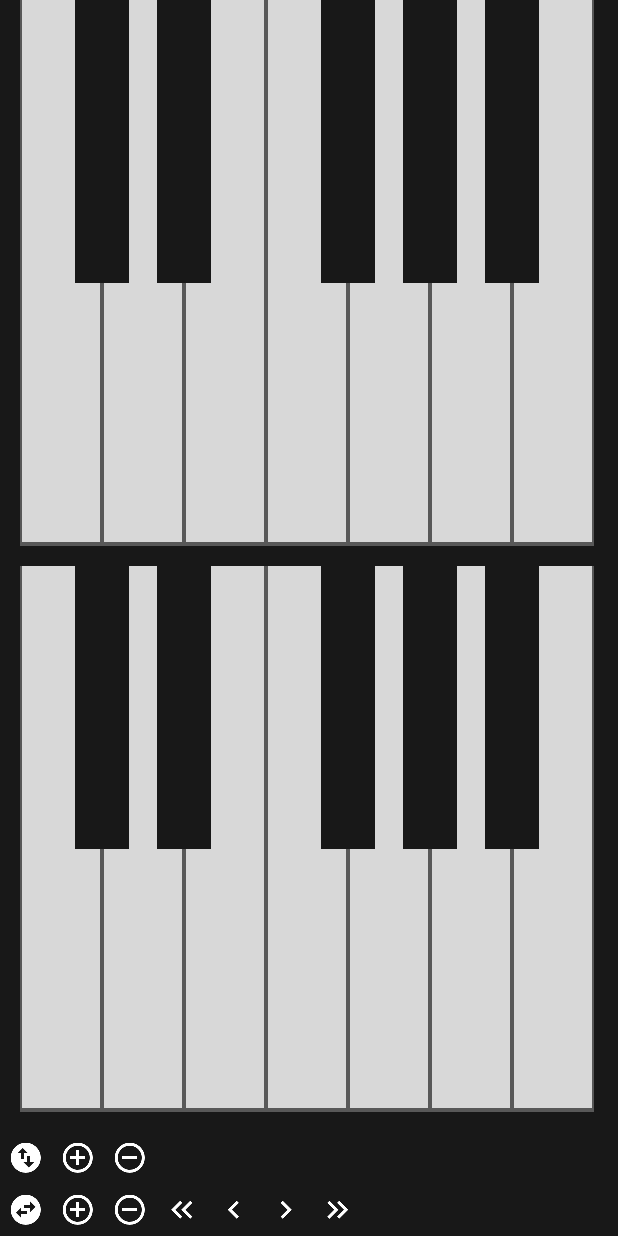
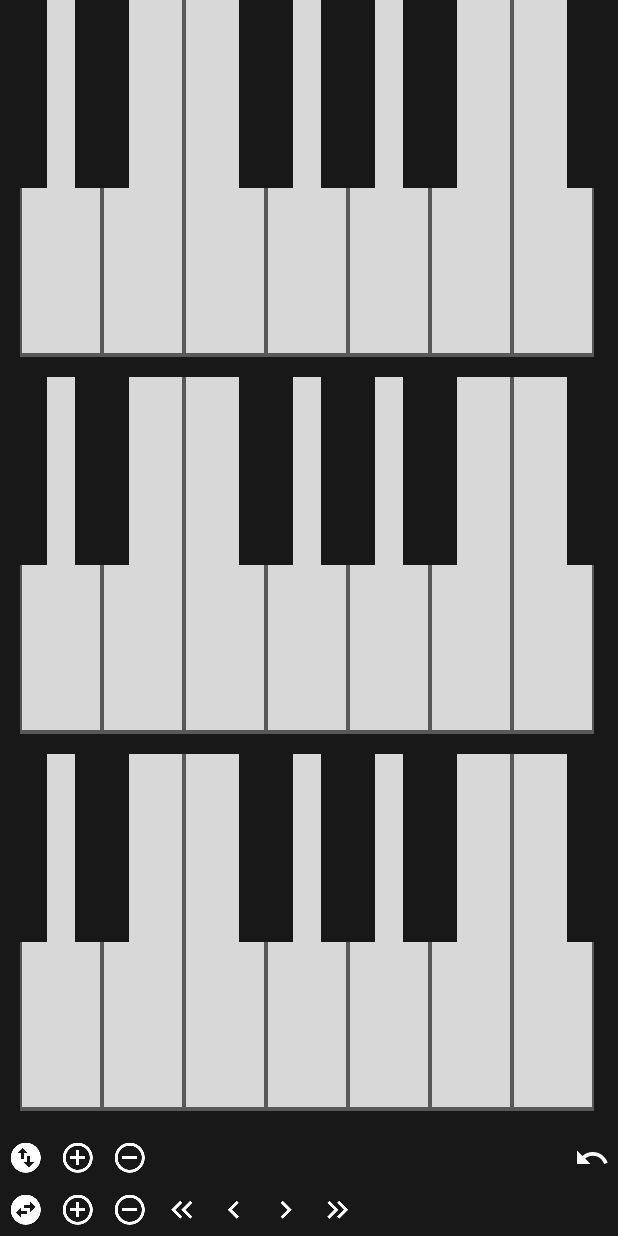
Before and after one commit to tckmn/semitone, an Android app: the layout piano.xml on its own in the app's theme, with its tools: preview values and no code run, on a phone screen of 412 x 824 dp. Run offline under Robolectric (Android 15) with nearby library versions, the phone set to English and light mode, and no system bars.

Commit message:
Piano view stores configuration
. number of rows, keys and pitch stored in and retrieved from SharedPreferences
. added button to reset view to default values

(cherry picked from commit 806fd519924f062dd99aa5e490cc035a727b77a5)

```diff
--- a/src/main/java/mn.tck.semitone/PianoFragment.java
+++ b/src/main/java/mn.tck.semitone/PianoFragment.java
@@ -93,6 +93,11 @@
                 piano.updateParams(true);
             }
         });
+        view.findViewById(R.id.reset_view).setOnClickListener(new View.OnClickListener() {
+            @Override public void onClick(View v) {
+                piano.setDefaults();
+            }
+        });
 
         onSettingsChanged();
     }
--- a/src/main/java/mn.tck.semitone/PianoView.java
+++ b/src/main/java/mn.tck.semitone/PianoView.java
@@ -19,8 +19,10 @@
 package mn.tck.semitone;
 
 import android.content.Context;
+import android.content.SharedPreferences;
 import android.graphics.Canvas;
 import android.graphics.Paint;
+import android.support.v7.preference.PreferenceManager;
 import android.util.AttributeSet;
 import android.view.MotionEvent;
 import android.view.View;
@@ -29,6 +31,15 @@
 import java.util.HashMap;
 
 public class PianoView extends View {
+
+    private final static String PREF_ROWS = "rows";
+    private final static String PREF_KEYS = "keys";
+    private final static String PREF_PITCH = "pitch";
+
+    private final static int PREF_ROWS_DEFAULT = 2;
+    private final static int PREF_KEYS_DEFAULT = 7;
+    private final static int PREF_PITCH_DEFAULT = 28;
+
 
     public int rows, keys, pitch;
     int whiteWidth, whiteHeight, blackWidth, blackHeight;
@@ -48,9 +59,12 @@
     public PianoView(Context context, AttributeSet attrs) {
         super(context, attrs);
 
-        rows = 2;
-        keys = 7;
-        pitch = 28;
+        // get parameters from preferences (or use default values)
+        SharedPreferences sp = PreferenceManager.getDefaultSharedPreferences(context);
+        rows = sp.getInt(PREF_ROWS, PREF_ROWS_DEFAULT);
+        keys = sp.getInt(PREF_KEYS, PREF_KEYS_DEFAULT);
+        pitch = sp.getInt(PREF_PITCH, PREF_PITCH_DEFAULT);
+
         updateParams(false);
 
         whitePaint = new Paint();
@@ -69,6 +83,14 @@
         pointers = new HashMap<Integer, Integer>();
     }
 
+    public void setDefaults() {
+        rows = PREF_ROWS_DEFAULT;
+        keys = PREF_KEYS_DEFAULT;
+        pitch = PREF_PITCH_DEFAULT;
+
+        updateParams(true);
+    }
+
     public void updateParams(boolean inval) {
         pitches = new int[rows][keys];
 
@@ -81,7 +103,17 @@
             }
         }
 
-        if (inval) invalidate();
+
+        if (inval) {
+            // store parameters in preferences
+            SharedPreferences.Editor editor = PreferenceManager.getDefaultSharedPreferences(getContext()).edit();
+            editor.putInt(PREF_ROWS, rows);
+            editor.putInt(PREF_KEYS, keys);
+            editor.putInt(PREF_PITCH, pitch);
+            editor.apply();
+
+            invalidate();
+        }
     }
 
     @Override protected void onDraw(Canvas canvas) {
--- /dev/null
+++ b/src/main/res/drawable/reset_view.xml
@@ -0,0 +1,5 @@
+<vector android:height="24dp" android:tint="#FFFFFF"
+    android:viewportHeight="24.0" android:viewportWidth="24.0"
+    android:width="24dp" xmlns:android="http://schemas.android.com/apk/res/android">
+    <path android:fillColor="#FF000000" android:pathData="M12.5,8c-2.65,0 -5.05,0.99 -6.9,2.6L2,7v9h9l-3.62,-3.62c1.39,-1.16 3.16,-1.88 5.12,-1.88 3.54,0 6.55,2.31 7.6,5.5l2.37,-0.78C21.08,11.03 17.15,8 12.5,8z"/>
+</vector>
--- a/src/main/res/layout-land/piano.xml
+++ b/src/main/res/layout-land/piano.xml
@@ -45,7 +45,17 @@
                 android:layout_height="wrap_content"
                 android:src="@drawable/remove_circle_24"
                 android:padding="5dp" />
+            <android.widget.Space
+                android:layout_width="0dp"
+                android:layout_height="wrap_content"
+                android:layout_weight="1"/>
 
+            <ImageView
+                android:id="@+id/reset_view"
+                android:layout_width="wrap_content"
+                android:layout_height="wrap_content"
+                android:src="@drawable/reset_view"
+                android:padding="5dp" />
         </LinearLayout>
 
         <LinearLayout
--- a/src/main/res/layout/piano.xml
+++ b/src/main/res/layout/piano.xml
@@ -46,6 +46,17 @@
                 android:src="@drawable/remove_circle_24"
                 android:padding="5dp" />
 
+            <android.widget.Space
+                android:layout_width="0dp"
+                android:layout_height="wrap_content"
+                android:layout_weight="1"/>
+
+            <ImageView
+                android:id="@+id/reset_view"
+                android:layout_width="wrap_content"
+                android:layout_height="wrap_content"
+                android:src="@drawable/reset_view"
+                android:padding="5dp" />
         </LinearLayout>
 
         <LinearLayout
```
